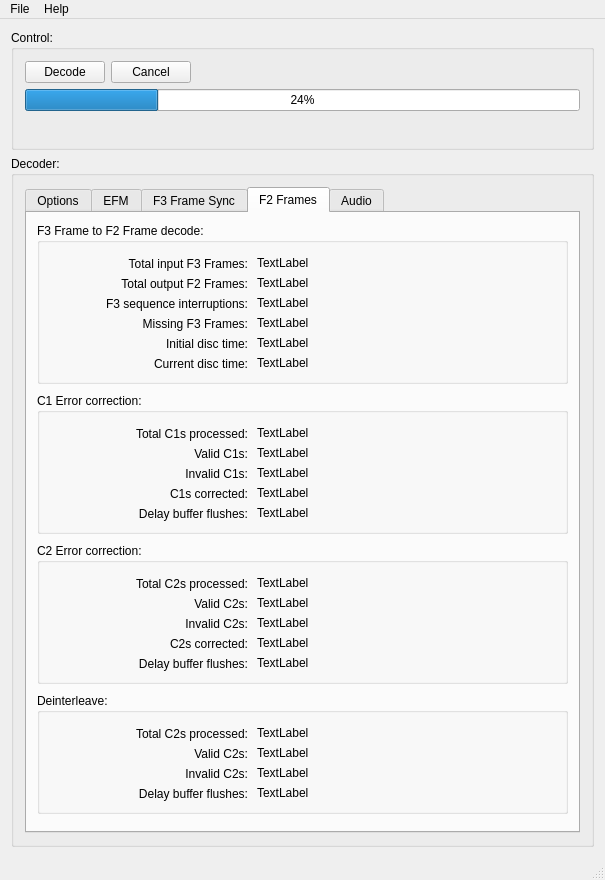
This is tools/ld-process-efm/mainwindow.ui in happycube/ld-decode as Qt 5 draws it before an edit. The edited form follows.
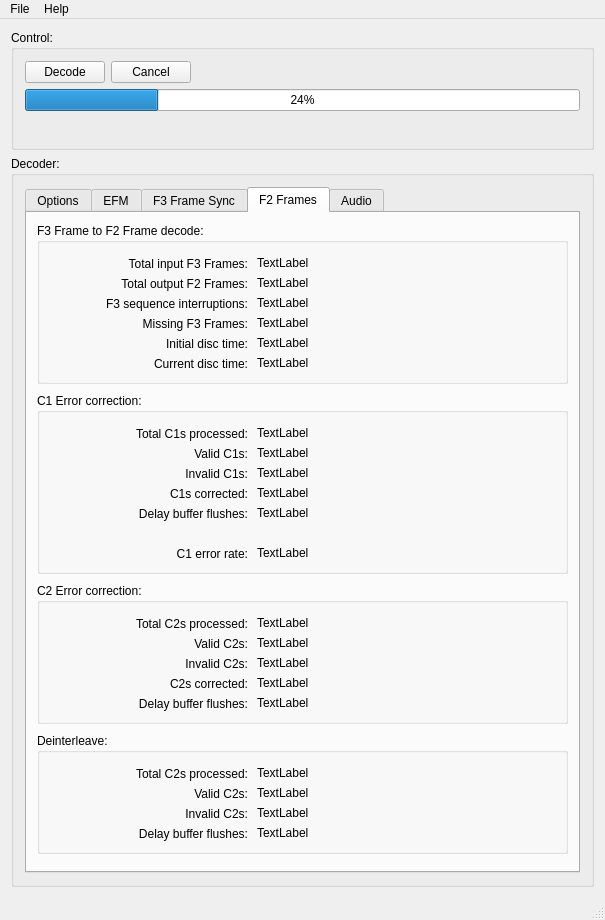
This is the edited form. The open tabs and pages were chosen to show the change. Icons and pictures are not drawn.

Commit message: Added C1 error rate statistic to GUI and qInfo() - WIP #228

What changed in the file:
```diff
--- a/tools/ld-process-efm/mainwindow.ui
+++ b/tools/ld-process-efm/mainwindow.ui
@@ -7,13 +7,13 @@
     <x>0</x>
     <y>0</y>
     <width>605</width>
-    <height>880</height>
+    <height>920</height>
    </rect>
   </property>
   <property name="maximumSize">
    <size>
     <width>605</width>
-    <height>880</height>
+    <height>920</height>
    </size>
   </property>
   <property name="windowTitle">
@@ -944,7 +944,7 @@
                <x>10</x>
                <y>180</y>
                <width>531</width>
-               <height>141</height>
+               <height>181</height>
               </rect>
              </property>
              <property name="title">
@@ -1095,12 +1095,41 @@
                <string>TextLabel</string>
               </property>
              </widget>
+             <widget class="QLabel" name="label_54">
+              <property name="geometry">
+               <rect>
+                <x>10</x>
+                <y>150</y>
+                <width>201</width>
+                <height>21</height>
+               </rect>
+              </property>
+              <property name="text">
+               <string>C1 error rate:</string>
+              </property>
+              <property name="alignment">
+               <set>Qt::AlignRight|Qt::AlignTrailing|Qt::AlignVCenter</set>
+              </property>
+             </widget>
+             <widget class="QLabel" name="f2_c1_errorRate_label">
+              <property name="geometry">
+               <rect>
+                <x>220</x>
+                <y>150</y>
+                <width>301</width>
+                <height>20</height>
+               </rect>
+              </property>
+              <property name="text">
+               <string>TextLabel</string>
+              </property>
+             </widget>
             </widget>
             <widget class="QGroupBox" name="groupBox_5">
              <property name="geometry">
               <rect>
                <x>10</x>
-               <y>330</y>
+               <y>370</y>
                <width>531</width>
                <height>141</height>
               </rect>
@@ -1258,7 +1287,7 @@
              <property name="geometry">
               <rect>
                <x>10</x>
-               <y>480</y>
+               <y>520</y>
                <width>531</width>
                <height>121</height>
               </rect>
```
Left out of the diff: 2 changed lines with no effect on the pictures. The commit also changes 2 other files.
